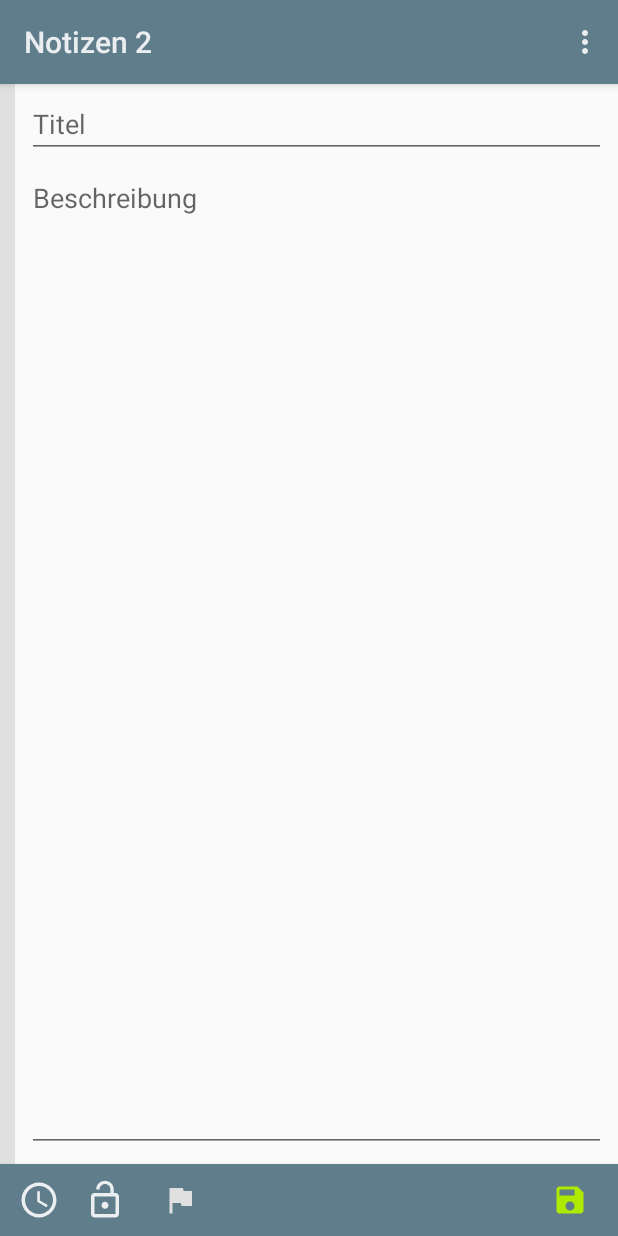
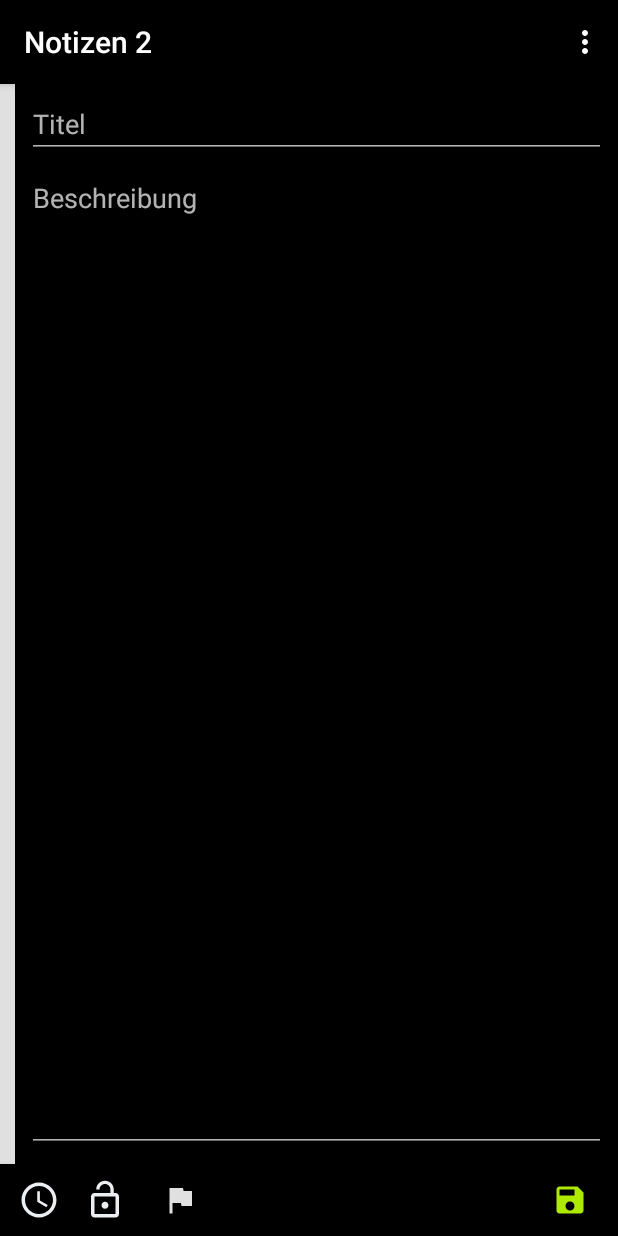
Before and after one commit to lena0204/notizen, an Android app: the fragment NoteShowFragment placed in its activity, after a tap on an icon or button, on a phone screen of 412 x 824 dp. Run offline under Robolectric (Android 15) with nearby library versions, the phone set to English and light mode, and no system bars; our stand-ins replace Room's generated code.

Commit message:
Enabled black theme, slight changes in UI due to black theme

```diff
--- a/app/src/main/java/com/lk/notizen2/models/Category.kt
+++ b/app/src/main/java/com/lk/notizen2/models/Category.kt
@@ -11,7 +11,7 @@ data class Category(
     val number: Int = 0,
     val color: Int = R.color.normal,
     val category: String = "",
-    val lineNumber: Int = 2
+    val lineNumber: Int = 4
 ) {
     companion object {
         fun createDrawableForColor(color: Int, resources: Resources): Drawable {
--- a/app/src/main/java/com/lk/notizen2/utils/Enums.kt
+++ b/app/src/main/java/com/lk/notizen2/utils/Enums.kt
@@ -55,5 +55,5 @@ enum class NotesAction {
 enum class Design {
     THEME_LIGHT,
     THEME_DARK,
-    // THEME_BLACK
+    THEME_BLACK
 }
--- a/app/src/main/java/com/lk/notizen2/utils/Themer.kt
+++ b/app/src/main/java/com/lk/notizen2/utils/Themer.kt
@@ -22,9 +22,9 @@ object Themer {
             Design.THEME_LIGHT ->
                 writeThemeToSharedPrefs(Design.THEME_DARK)
             Design.THEME_DARK ->
+                writeThemeToSharedPrefs(Design.THEME_BLACK)
+            Design.THEME_BLACK ->
                 writeThemeToSharedPrefs(Design.THEME_LIGHT)
-            //Design.THEME_BLACK ->
-              //  writeThemeToSharedPrefs(Design.THEME_LIGHT)
         }
         // IDEA_ ein ordentliches schwarzes Theme erstellen; Handling cardBackground?
         activity.recreate()
@@ -49,7 +49,7 @@ object Themer {
         val themeID = when(currentTheme){
             Design.THEME_LIGHT -> R.style.AppThemeGrey
             Design.THEME_DARK -> R.style.AppThemeGreyDark
-            // Design.THEME_BLACK -> R.style.AppThemeGreyBlack
+            Design.THEME_BLACK -> R.style.AppThemeGreyBlack
         }
         activity.setTheme(themeID)
     }
--- a/app/src/main/res/values/colors.xml
+++ b/app/src/main/res/values/colors.xml
@@ -5,19 +5,20 @@
     <color name="black">#000000</color>
     <color name="transparent">#00000000</color>
     <color name="light_bluegrey50">#eceff1</color>
+    <color name="grey_semi_transparent">#40999999</color>
 
-    <color name="primary_bluegrey">#607d8b</color>
-    <color name="primary_dark_bluegrey">#455a64</color>
-    <color name="accent_indigo">#aeea00</color>
+    <color name="primary_color">#607d8b</color>
+    <color name="primary_dark_color">#455a64</color>
+    <color name="accent_color">#aeea00</color>
 
     <!-- Farben für die Notizen hell -->
     <color name="normal">#e0e0e0</color>
     <color name="yellow">#ffe082</color>
-    <color name="orange">#ffb74d</color>
+    <color name="orange">#FFB74D</color>
     <color name="red">#ff8a80</color>
     <color name="purple">#9575cd</color>
     <color name="blue">#90caf9</color>
-    <color name="green">#aed581</color>
+    <color name="green">#AED581</color>
 
     <!-- Widget -->
     <color name="widget_background">#000000</color>
--- a/app/src/main/res/values/dimens.xml
+++ b/app/src/main/res/values/dimens.xml
@@ -13,6 +13,7 @@
 
     <!-- Eine Notiz -->
     <dimen name="textSize_show">18sp</dimen>
+    <dimen name="divider_width">0dp</dimen>
 
     <!-- Widget -->
     <dimen name="padding_widget">6dp</dimen>
--- a/app/src/main/res/values/styles.xml
+++ b/app/src/main/res/values/styles.xml
@@ -2,21 +2,23 @@
     xmlns:app="http://schemas.android.com/apk/res-auto">
 
     <style name="AppThemeGrey" parent="android:Theme.Material.Light.DarkActionBar">
-        <item name="android:colorPrimary">@color/primary_bluegrey</item>
-        <item name="android:colorPrimaryDark">@color/primary_dark_bluegrey</item>
-        <item name="android:colorAccent">@color/accent_indigo</item>
-        <!--<item name="android:colorForeground">@color/black</item>-->
+        <item name="android:colorPrimary">@color/primary_color</item>
+        <item name="android:colorPrimaryDark">@color/primary_dark_color</item>
+        <item name="android:colorAccent">@color/accent_color</item>
+        <item name="android:colorForeground">@color/black</item>
     </style>
 
     <style name="AppThemeGreyDark" parent="android:Theme.Material">
-        <item name="android:colorPrimary">@color/primary_bluegrey</item>
-        <item name="android:colorPrimaryDark">@color/primary_dark_bluegrey</item>
-        <item name="android:colorAccent">@color/accent_indigo</item>
-        <!--<item name="android:colorForeground">@color/white</item>-->
+        <item name="android:colorPrimary">@color/primary_color</item>
+        <item name="android:colorPrimaryDark">@color/primary_dark_color</item>
+        <item name="android:colorAccent">@color/accent_color</item>
+        <item name="android:colorForeground">@color/white</item>
     </style>
 
     <style name="AppThemeGreyBlack" parent="AppThemeGreyDark">
         <item name="android:colorBackground">@color/black</item>
+        <item name="android:colorPrimary">@color/black</item>
+        <item name="android:colorPrimaryDark">@color/black</item>
     </style>
 
     <style name="DialogTheme" parent="Theme.AppCompat.Light.Dialog.Alert">
```
Also changed, not shown: app/src/main/java/com/lk/notizen2/database/NotesRepository.kt (+4 -4 lines), app/src/main/res/layout/list_notes_cardview.xml (+35 -5 lines), 1 other file.
